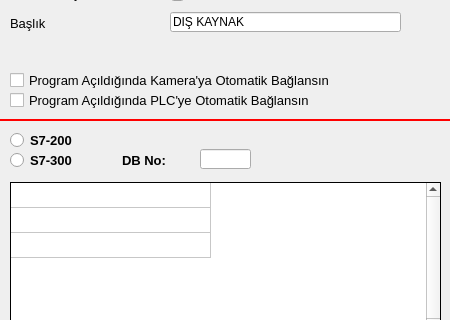
Old version of the form settingsform.ui in the repository alikanarya/JTW; both pictures show x 0 to 450 and y 128 to 448 of the 450 by 600 pixel window.
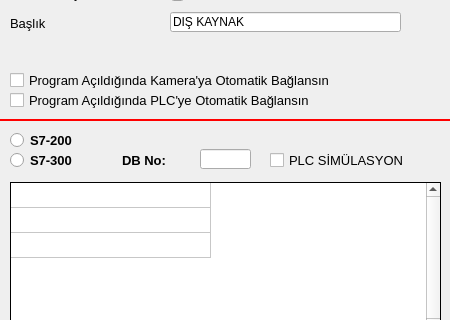
New version of the form. Icons and pictures are not drawn.

```diff
--- a/settingsform.ui
+++ b/settingsform.ui
@@ -916,6 +916,27 @@
     <number>20</number>
    </property>
   </widget>
+  <widget class="QCheckBox" name="checkPLCSIM">
+   <property name="geometry">
+    <rect>
+     <x>270</x>
+     <y>280</y>
+     <width>171</width>
+     <height>17</height>
+    </rect>
+   </property>
+   <property name="font">
+    <font>
+     <family>Arial</family>
+     <pointsize>10</pointsize>
+     <weight>50</weight>
+     <bold>false</bold>
+    </font>
+   </property>
+   <property name="text">
+    <string>PLC SİMÜLASYON</string>
+   </property>
+  </widget>
  </widget>
  <resources>
   <include location="icons.qrc"/>
```
